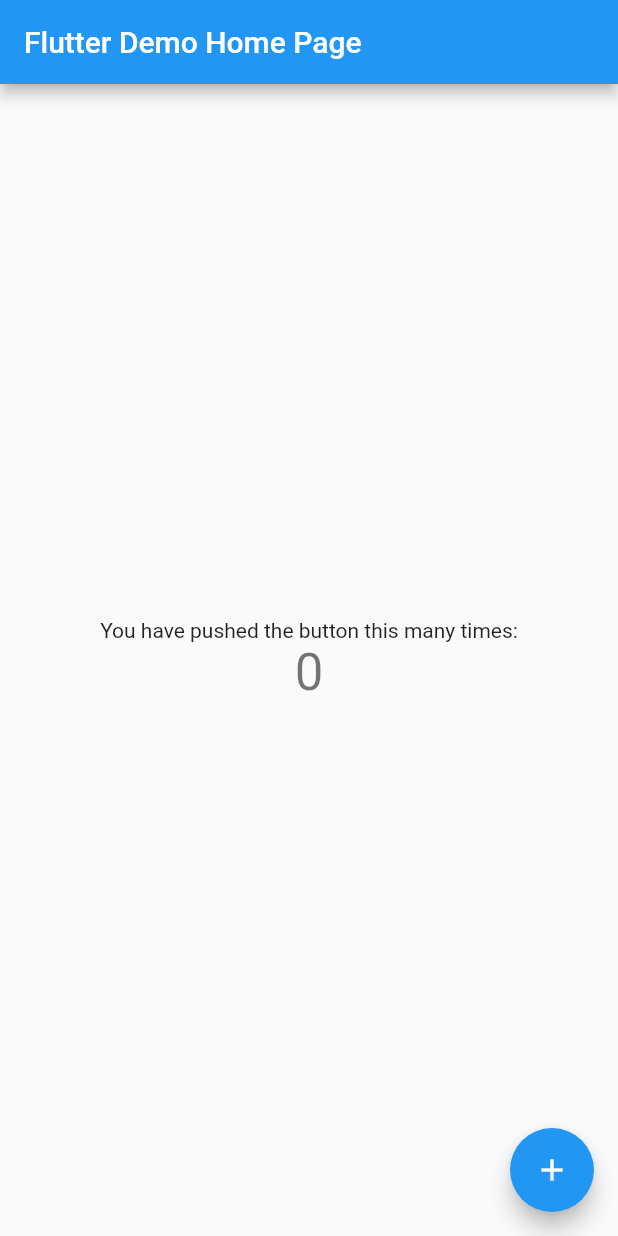
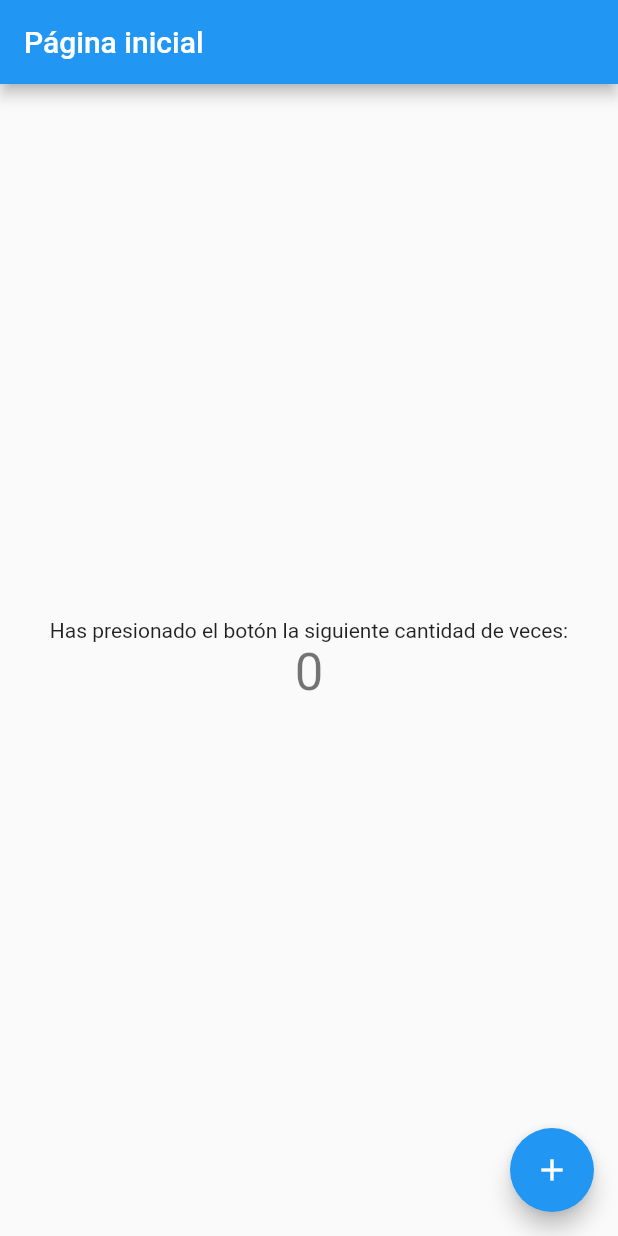
Before and after one commit to jhon2520/ejemploGitBash, a Flutter app: the screen it shows after launch, on a phone screen of 412 x 824 dp. Run offline on Flutter 3.47's test engine with Material 2 defaults, Android fonts, the phone set to English and light mode, and no system bars.

```diff
--- /dev/null
+++ b/lib/info.txt
@@ -0,0 +1 @@
+Aquí voy a ir poniniendo todas las cosas que debo ir modificando
--- a/lib/main.dart
+++ b/lib/main.dart
@@ -10,7 +10,7 @@ class MyApp extends StatelessWidget {
   Widget build(BuildContext context) {
     return MaterialApp(
       debugShowCheckedModeBanner: false,
-      title: 'Flutter Demo',
+      title: 'Flutter Demostración',
       theme: ThemeData(
         // This is the theme of your application.
         //
@@ -27,7 +27,7 @@ class MyApp extends StatelessWidget {
         // closer together (more dense) than on mobile platforms.
         visualDensity: VisualDensity.adaptivePlatformDensity,
       ),
-      home: MyHomePage(title: 'Flutter Demo Home Page'),
+      home: MyHomePage(title: 'Página inicial'),
     );
   }
 }
@@ -99,7 +99,7 @@ class _MyHomePageState extends State<MyHomePage> {
           mainAxisAlignment: MainAxisAlignment.center,
           children: <Widget>[
             Text(
-              'You have pushed the button this many times:',
+              'Has presionado el botón la siguiente cantidad de veces:',
             ),
             Text(
               '$_counter',
```
